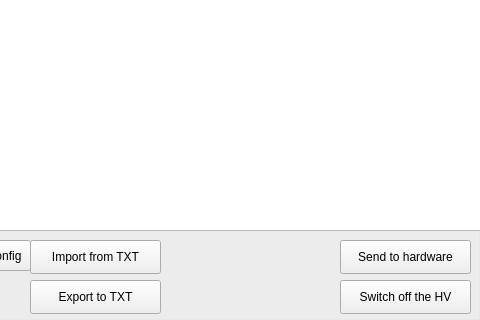
Above: mainwindow.ui from JPETTomography/JPet-HV-GUI-tool before the change; both pictures show x 520 to 1000 and y 380 to 700 of the 1000 by 700 pixel window. Below: the same form after it.
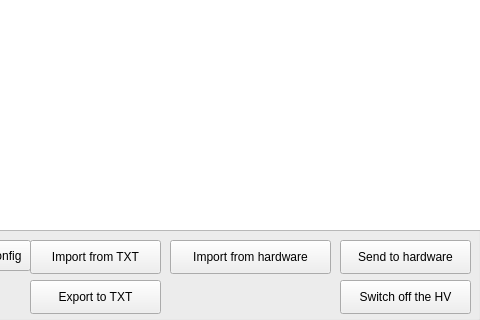
That is the form after the change.

Commit message: Importing configuration from hardware

```diff
--- a/mainwindow.ui
+++ b/mainwindow.ui
@@ -223,6 +223,19 @@
       <string>Switch off the HV</string>
      </property>
     </widget>
+    <widget class="QPushButton" name="pushButton_8">
+     <property name="geometry">
+      <rect>
+       <x>270</x>
+       <y>620</y>
+       <width>161</width>
+       <height>34</height>
+      </rect>
+     </property>
+     <property name="text">
+      <string>Import from hardware</string>
+     </property>
+    </widget>
    </widget>
    <widget class="QPushButton" name="pushButton">
     <property name="geometry">
```
The commit also changes 2 other files.
